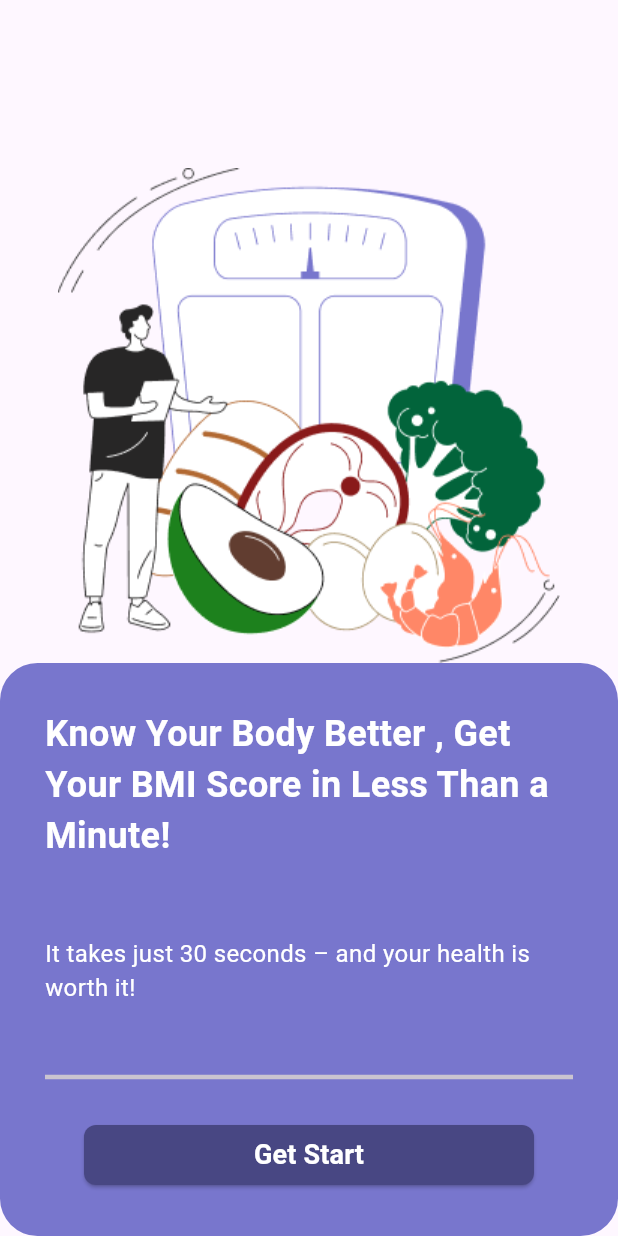
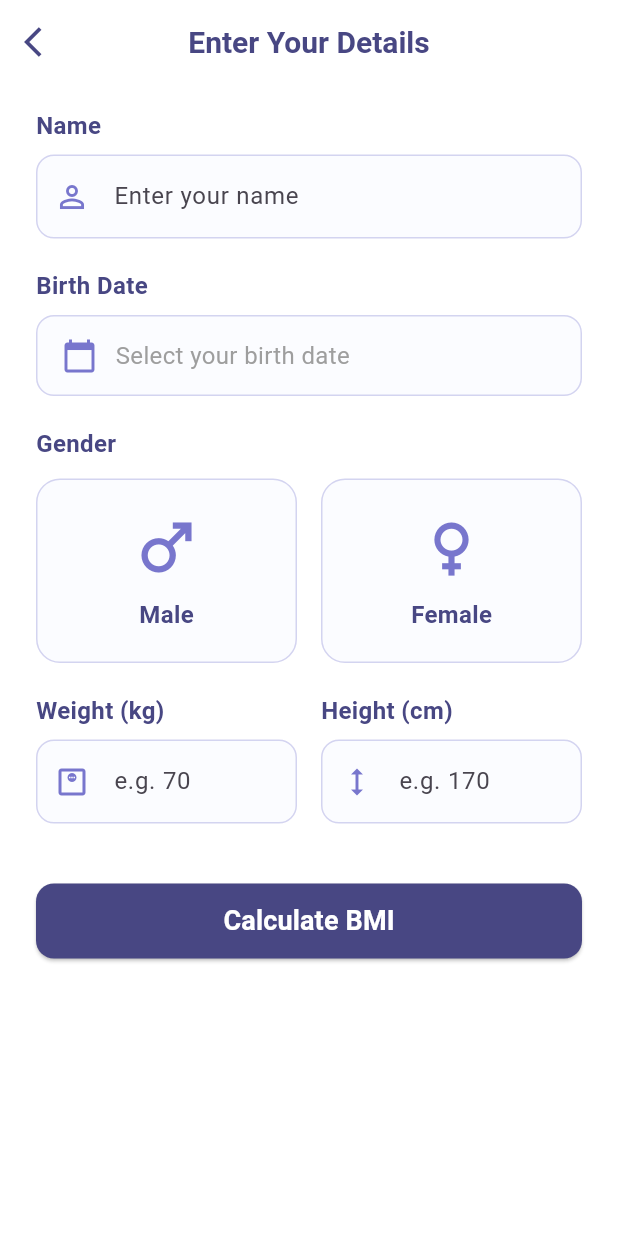
Before and after one commit to MohammedEmadSelim/bmi, a Flutter app: the OnBoarding screen opened directly, after a tap on "Get Start", on a phone screen of 412 x 824 dp. Run offline on Flutter 3.47's test engine with Material 3 defaults, Android fonts, the phone set to English and light mode, and no system bars; our stand-ins replace dio.

Commit message:
adding bloc

```diff
--- /dev/null
+++ b/lib/api_service.dart
@@ -0,0 +1,32 @@
+import 'package:dio/dio.dart';
+import 'package:bmi/calculation_model.dart';
+
+class ApiService {
+  static const String _baseUrl =
+      'https://api.apiverve.com/v1/bmicalculator';
+  static const String _apiKey = 'df73e325-c60e-4790-8c14-278d873e745e';
+
+  static final Dio _dio = Dio(
+    BaseOptions(
+      baseUrl: _baseUrl,
+      headers: {
+        'x-api-key': _apiKey,
+      },
+    ),
+  );
+
+  static Future<BmiResponse> calculateBmi({
+    required double weight,
+    required double height,
+  }) async {
+    final response = await _dio.get(
+      '',
+      queryParameters: {
+        'weight': weight,
+        'height': height,
+        'unit': 'metric',
+      },
+    );
+    return BmiResponse.fromJson(response.data);
+  }
+}
--- /dev/null
+++ b/lib/calculation_model.dart
@@ -0,0 +1,48 @@
+class BmiResponse {
+  final String status;
+  final String? error;
+  final BmiData data;
+
+  BmiResponse({
+    required this.status,
+    this.error,
+    required this.data,
+  });
+
+  factory BmiResponse.fromJson(Map<String, dynamic> json) {
+    return BmiResponse(
+      status: json['status'],
+      error: json['error'],
+      data: BmiData.fromJson(json['data']),
+    );
+  }
+}
+
+class BmiData {
+  final String height;
+  final String weight;
+  final double bmi;
+  final String risk;
+  final String summary;
+  final String recommendation;
+
+  BmiData({
+    required this.height,
+    required this.weight,
+    required this.bmi,
+    required this.risk,
+    required this.summary,
+    required this.recommendation,
+  });
+
+  factory BmiData.fromJson(Map<String, dynamic> json) {
+    return BmiData(
+      height: json['height'],
+      weight: json['weight'],
+      bmi: (json['bmi'] as num).toDouble(),
+      risk: json['risk'],
+      summary: json['summary'],
+      recommendation: json['recommendation'],
+    );
+  }
+}
--- /dev/null
+++ b/lib/data_screen.dart
@@ -0,0 +1,372 @@
+import 'package:bmi/api_service.dart';
+import 'package:bmi/app_color.dart';
+import 'package:bmi/result_screen.dart';
+import 'package:flutter/material.dart';
+
+enum Gender { male, female }
+
+class DataScreen extends StatefulWidget {
+  const DataScreen({super.key});
+
+  @override
+  State<DataScreen> createState() => _DataScreenState();
+}
+
+class _DataScreenState extends State<DataScreen> {
+  final _nameController = TextEditingController();
+  final _weightController = TextEditingController();
+  final _heightController = TextEditingController();
+
+  DateTime? _selectedDate;
+  Gender? _selectedGender;
+  bool _isLoading = false;
+
+  @override
+  void dispose() {
+    _nameController.dispose();
+    _weightController.dispose();
+    _heightController.dispose();
+    super.dispose();
+  }
+
+  Future<void> _pickDate() async {
+    final now = DateTime.now();
+    final picked = await showDatePicker(
+      context: context,
+      initialDate: DateTime(2000),
+      firstDate: DateTime(1920),
+      lastDate: now,
+      builder: (context, child) {
+        return Theme(
+          data: Theme.of(context).copyWith(
+            colorScheme: ColorScheme.light(
+              primary: AppColor.primary,
+              onPrimary: AppColor.white,
+              surface: AppColor.white,
+            ),
+          ),
+          child: child!,
+        );
+      },
+    );
+    if (picked != null) {
+      setState(() => _selectedDate = picked);
+    }
+  }
+
+  Future<void> _calculate() async {
+    if (_nameController.text.isEmpty ||
+        _selectedDate == null ||
+        _selectedGender == null ||
+        _weightController.text.isEmpty ||
+        _heightController.text.isEmpty) {
+      ScaffoldMessenger.of(context).showSnackBar(
+        SnackBar(
+          content: Text('Please fill in all fields'),
+          backgroundColor: Colors.red,
+        ),
+      );
+      return;
+    }
+
+    final weight = double.tryParse(_weightController.text);
+    final height = double.tryParse(_heightController.text);
+
+    if (weight == null || height == null || weight <= 0 || height <= 0) {
+      ScaffoldMessenger.of(context).showSnackBar(
+        SnackBar(
+          content: Text('Please enter valid weight and height'),
+          backgroundColor: Colors.red,
+        ),
+      );
+      return;
+    }
+
+    setState(() => _isLoading = true);
+
+    try {
+      final result = await ApiService.calculateBmi(
+        weight: weight,
+        height: height,
+      );
+
+      if (!mounted) return;
+
+      final age = DateTime.now().year - _selectedDate!.year;
+      final genderStr = _selectedGender == Gender.male ? 'male' : 'female';
+
+      Navigator.of(context).push(
+        MaterialPageRoute(
+          builder: (context) => ResultScreen(
+            bmiData: result.data,
+            name: _nameController.text,
+            age: age,
+            gender: genderStr,
+          ),
+        ),
+      );
+    } catch (e) {
+      if (!mounted) return;
+      ScaffoldMessenger.of(context).showSnackBar(
+        SnackBar(
+          content: Text('Error: ${e.toString()}'),
+          backgroundColor: Colors.red,
+        ),
+      );
+    } finally {
+      if (mounted) setState(() => _isLoading = false);
+    }
+  }
+
+  @override
+  Widget build(BuildContext context) {
+    return Scaffold(
+      backgroundColor: Colors.white,
+      appBar: AppBar(
+        backgroundColor: Colors.transparent,
+        elevation: 0,
+        leading: IconButton(
+          icon: Icon(Icons.arrow_back_ios, color: AppColor.darkPurple),
+          onPressed: () => Navigator.pop(context),
+        ),
+        title: Text(
+          'Enter Your Details',
+          style: TextStyle(
+            color: AppColor.darkPurple,
+            fontWeight: FontWeight.bold,
+            fontSize: 20,
+          ),
+        ),
+        centerTitle: true,
+      ),
+      body: SingleChildScrollView(
+        padding: const EdgeInsets.symmetric(horizontal: 24, vertical: 16),
+        child: Column(
+          crossAxisAlignment: CrossAxisAlignment.start,
+          children: [
+            // --- Name ---
+            _buildLabel('Name'),
+            const SizedBox(height: 8),
+            _buildTextField(
+              controller: _nameController,
+              hint: 'Enter your name',
+              icon: Icons.person_outline,
+            ),
+            const SizedBox(height: 20),
+
+            // --- Birth Date ---
+            _buildLabel('Birth Date'),
+            const SizedBox(height: 8),
+            GestureDetector(
+              onTap: _pickDate,
+              child: Container(
+                padding:
+                    const EdgeInsets.symmetric(horizontal: 16, vertical: 14),
+                decoration: BoxDecoration(
+                  color: AppColor.greyWhite,
+                  borderRadius: BorderRadius.circular(12),
+                  border: Border.all(color: AppColor.primary.withOpacity(0.3)),
+                ),
+                child: Row(
+                  children: [
+                    Icon(Icons.calendar_today, color: AppColor.primary),
+                    const SizedBox(width: 12),
+                    Text(
+                      _selectedDate != null
+                          ? '${_selectedDate!.day}/${_selectedDate!.month}/${_selectedDate!.year}'
+                          : 'Select your birth date',
+                      style: TextStyle(
+                        fontSize: 16,
+                        color: _selectedDate != null
+                            ? AppColor.darkPurple
+                            : Colors.grey,
+                      ),
+                    ),
+                  ],
+                ),
+              ),
+            ),
+            const SizedBox(height: 20),
+
+            // --- Gender ---
+            _buildLabel('Gender'),
+            const SizedBox(height: 12),
+            Row(
+              children: [
+                Expanded(
+                  child: _buildGenderCard(
+                    gender: Gender.male,
+                    icon: Icons.male,
+                    label: 'Male',
+                  ),
+                ),
+                const SizedBox(width: 16),
+                Expanded(
+                  child: _buildGenderCard(
+                    gender: Gender.female,
+                    icon: Icons.female,
+                    label: 'Female',
+                  ),
+                ),
+              ],
+            ),
+            const SizedBox(height: 20),
+
+            // --- Weight & Height ---
+            Row(
+              children: [
+                Expanded(
+                  child: Column(
+                    crossAxisAlignment: CrossAxisAlignment.start,
+                    children: [
+                      _buildLabel('Weight (kg)'),
+                      const SizedBox(height: 8),
+                      _buildTextField(
+                        controller: _weightController,
+                        hint: 'e.g. 70',
+                        icon: Icons.monitor_weight_outlined,
+                        keyboardType: TextInputType.number,
+                      ),
+                    ],
+                  ),
+                ),
+                const SizedBox(width: 16),
+                Expanded(
+                  child: Column(
+                    crossAxisAlignment: CrossAxisAlignment.start,
+                    children: [
+                      _buildLabel('Height (cm)'),
+                      const SizedBox(height: 8),
+                      _buildTextField(
+                        controller: _heightController,
+                        hint: 'e.g. 170',
+                        icon: Icons.height,
+                        keyboardType: TextInputType.number,
+                      ),
+                    ],
+                  ),
+                ),
+              ],
+            ),
+            const SizedBox(height: 40),
+
+            // --- Calculate Button ---
+            SizedBox(
+              width: double.infinity,
+              height: 50,
+              child: ElevatedButton(
+                onPressed: _isLoading ? null : _calculate,
+                style: ElevatedButton.styleFrom(
+                  backgroundColor: AppColor.darkPurple,
+                  shape: RoundedRectangleBorder(
+                    borderRadius: BorderRadius.circular(12),
+                  ),
+                ),
+                child: _isLoading
+                    ? SizedBox(
+                        height: 24,
+                        width: 24,
+                        child: CircularProgressIndicator(
+                          color: AppColor.white,
+                          strokeWidth: 2.5,
+                        ),
+                      )
+                    : Text(
+                        'Calculate BMI',
+                        style: TextStyle(
+                          color: AppColor.white,
+                          fontWeight: FontWeight.w600,
+                          fontSize: 18,
+                        ),
+                      ),
+              ),
+            ),
+            const SizedBox(height: 20),
+          ],
+        ),
+      ),
+    );
+  }
+
+  Widget _buildLabel(String text) {
+    return Text(
+      text,
+      style: TextStyle(
+        fontSize: 16,
+        fontWeight: FontWeight.w600,
+        color: AppColor.darkPurple,
+      ),
+    );
+  }
+
+  Widget _buildTextField({
+    required TextEditingController controller,
+    required String hint,
+    required IconData icon,
+    TextInputType keyboardType = TextInputType.text,
+  }) {
+    return TextField(
+      controller: controller,
+      keyboardType: keyboardType,
+      decoration: InputDecoration(
+        hintText: hint,
+        prefixIcon: Icon(icon, color: AppColor.primary),
+        filled: true,
+        fillColor: AppColor.greyWhite,
+        border: OutlineInputBorder(
+          borderRadius: BorderRadius.circular(12),
+          borderSide: BorderSide(color: AppColor.primary.withOpacity(0.3)),
+        ),
+        enabledBorder: OutlineInputBorder(
+          borderRadius: BorderRadius.circular(12),
+          borderSide: BorderSide(color: AppColor.primary.withOpacity(0.3)),
+        ),
+        focusedBorder: OutlineInputBorder(
+          borderRadius: BorderRadius.circular(12),
+          borderSide: BorderSide(color: AppColor.primary, width: 2),
+        ),
+      ),
+    );
+  }
+
+  Widget _buildGenderCard({
+    required Gender gender,
+    required IconData icon,
+    required String label,
+  }) {
+    final isSelected = _selectedGender == gender;
+    return GestureDetector(
+      onTap: () => setState(() => _selectedGender = gender),
+      child: AnimatedContainer(
+        duration: const Duration(milliseconds: 200),
+        padding: const EdgeInsets.symmetric(vertical: 20),
+        decoration: BoxDecoration(
+          color: isSelected ? AppColor.primary : AppColor.greyWhite,
+          borderRadius: BorderRadius.circular(16),
+          border: Border.all(
+            color: isSelected ? AppColor.darkPurple : AppColor.primary.withOpacity(0.3),
+            width: isSelected ? 2 : 1,
+          ),
+        ),
+        child: Column(
+          children: [
+            Icon(
+              icon,
+              size: 50,
+              color: isSelected ? AppColor.white : AppColor.primary,
+            ),
+            const SizedBox(height: 8),
+            Text(
+              label,
+              style: TextStyle(
+                fontSize: 16,
+                fontWeight: FontWeight.w600,
+                color: isSelected ? AppColor.white : AppColor.darkPurple,
+              ),
+            ),
+          ],
+        ),
+      ),
+    );
+  }
+}
--- a/lib/main.dart
+++ b/lib/main.dart
@@ -1,4 +1,4 @@
-import 'package:bmi/result_screen.dart';
+import 'package:bmi/on_boarding.dart';
 import 'package:flutter/material.dart';
 
 void main() {
@@ -11,7 +11,7 @@ class MyApp extends StatelessWidget {
   @override
   Widget build(BuildContext context) {
     return MaterialApp(
-      home: ResultScreen(),
+      home: OnBoarding(),
     );
   }
 }
--- a/lib/on_boarding.dart
+++ b/lib/on_boarding.dart
@@ -1,4 +1,5 @@
 import 'package:bmi/app_color.dart';
+import 'package:bmi/data_screen.dart';
 import 'package:flutter/material.dart';
 
 class OnBoarding extends StatelessWidget {
@@ -47,7 +48,13 @@ class OnBoarding extends StatelessWidget {
                             borderRadius: BorderRadiusGeometry.circular(8),
                           ),
                         ),
-                        onPressed: () {},
+                        onPressed: () {
+                          Navigator.of(context).push(
+                            MaterialPageRoute(
+                              builder: (context) => const DataScreen(),
+                            ),
+                          );
+                        },
                         child: Text(
                           "Get Start",
                           style: TextStyle(
--- a/pubspec.yaml
+++ b/pubspec.yaml
@@ -34,6 +34,7 @@ dependencies:
   # The following adds the Cupertino Icons font to your application.
   # Use with the CupertinoIcons class for iOS style icons.
   cupertino_icons: ^1.0.8
+  dio: ^5.9.1
 
 dev_dependencies:
   flutter_test:
```
Also changed, not shown: lib/result_screen.dart (+46 -45 lines), pubspec.lock.
